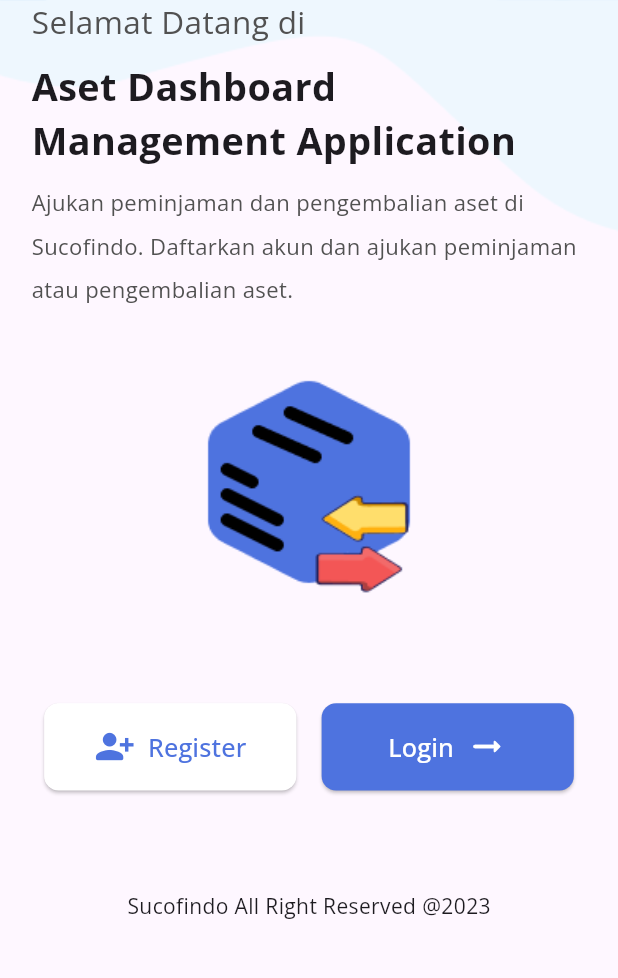
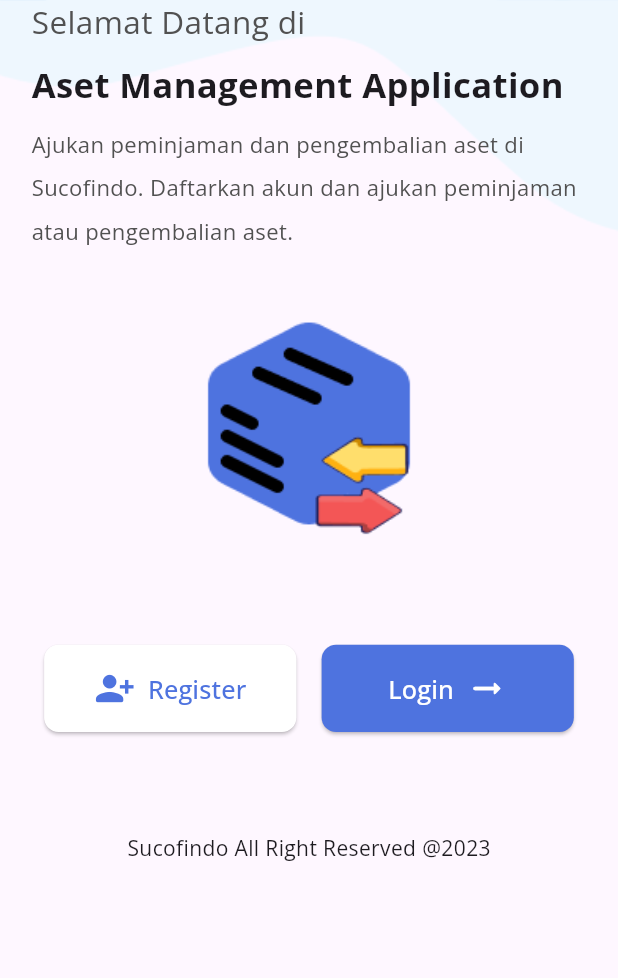
Before and after one commit to AhmadNaufal2525/ADMA-APP, a Flutter app: the screen it shows after launch, on a phone screen of 412 x 824 dp, the part 250-1228 px from its top. Run offline on Flutter 3.47's test engine with Material 3 defaults, Android fonts, the phone set to English and light mode, and no system bars; our stand-ins replace awesome_notifications, buttons_tabbar, dio, firebase_core, firebase_messaging, flutter_bloc and 6 more; missing offline and left inert: local_session_timeout, material_dialogs, mobile_scanner, qr_scanner_overlay; accounts and stored records are empty.

Commit message:
update project

```diff
--- a/lib/src/presentation/screen/home/widgets/card_pengajuan_widget.dart
+++ b/lib/src/presentation/screen/home/widgets/card_pengajuan_widget.dart
@@ -85,6 +85,7 @@ class CardPengajuanWidget extends StatelessWidget {
                           fontSize: 13.sp,
                           fontWeight: FontWeight.bold,
                           color: Colors.black,
+                          overflow: TextOverflow.ellipsis,
                         ),
                       ),
                       SizedBox(height: 14.0.h),
--- a/lib/src/presentation/screen/init/initial_screen.dart
+++ b/lib/src/presentation/screen/init/initial_screen.dart
@@ -69,8 +69,8 @@ class _InitialScreenState extends State<InitialScreen>
                     height: 10.h,
                   ),
                   Text(
-                    'Aset Dashboard Management Application',
-                    style: TextStyle(fontSize: 24.sp, fontWeight: FontWeight.bold),
+                    'Aset Management Application',
+                    style: TextStyle(fontSize: 22.sp, fontWeight: FontWeight.bold),
                   ),
                   SizedBox(
                     height: 10.h,
--- a/lib/src/presentation/screen/peminjaman/qrscanner_peminjaman_screen.dart
+++ b/lib/src/presentation/screen/peminjaman/qrscanner_peminjaman_screen.dart
@@ -95,9 +95,9 @@ class _QRScannerPeminjamanScreenState extends State<QRScannerPeminjamanScreen> {
                     },
                   ),
                   QRScannerOverlay(
-                    borderColor: Colors.black,
-                    overlayColor: Colors.white,
-                    scanAreaSize: Size(320.w, 320.h),
+                    borderColor: Colors.white,
+                    overlayColor: Colors.white10,
+                    scanAreaSize: Size(220.w, 220.h),
                   ),
                 ],
               ),
--- a/lib/src/presentation/screen/pengembalian/qrscanner_pengembalian_screen.dart
+++ b/lib/src/presentation/screen/pengembalian/qrscanner_pengembalian_screen.dart
@@ -92,9 +92,9 @@ class _QRScannerPengembalianScreenState
                     },
                   ),
                   QRScannerOverlay(
-                    borderColor: Colors.black,
-                    overlayColor: Colors.white,
-                    scanAreaSize: Size(320.w, 320.h),
+                    borderColor: Colors.white,
+                    overlayColor: Colors.white10,
+                    scanAreaSize: Size(220.w, 220.h),
                   ),
                 ],
               ),
```
